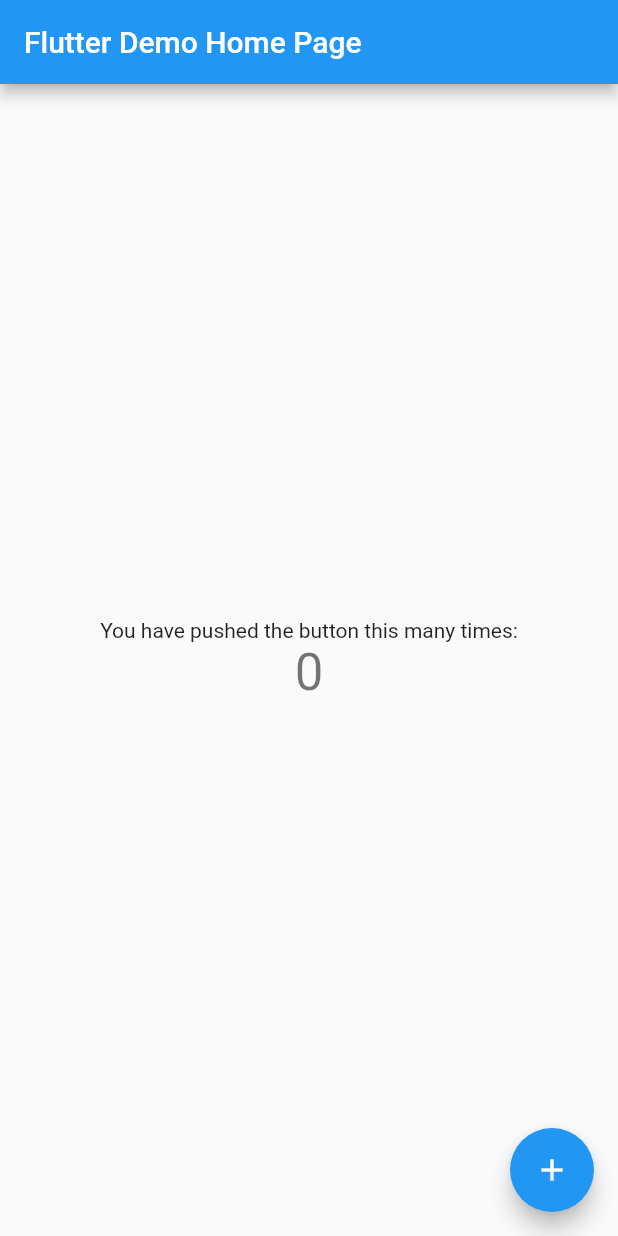
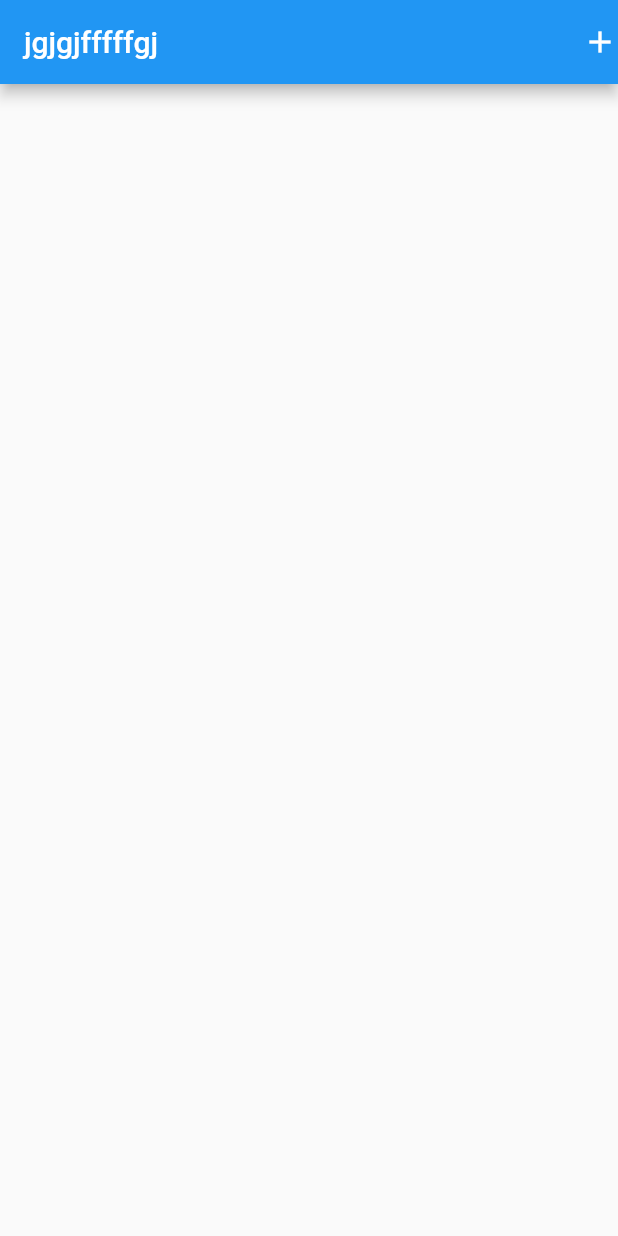
Before and after one commit to FranckObite/gitTest, a Flutter app: the screen it shows after launch, on a phone screen of 412 x 824 dp. Run offline on Flutter 3.47's test engine with Material 2 defaults, Android fonts, the phone set to English and light mode, and no system bars.

Commit message:
le 2 commit

```diff
--- /dev/null
+++ b/lib/fichierTestModif.dart
@@ -0,0 +1,19 @@
+import 'package:flutter/material.dart';
+
+class MyWidget extends StatefulWidget {
+  const MyWidget({super.key});
+
+  @override
+  State<MyWidget> createState() => _MyWidgetState();
+}
+
+class _MyWidgetState extends State<MyWidget> {
+  @override
+  Widget build(BuildContext context) {
+    return MaterialApp(
+      home: Scaffold(
+        appBar: AppBar(title: Text("jgjgjfffffgj"), actions: [Icon(Icons.add)]),
+      ),
+    );
+  }
+}
--- a/lib/main.dart
+++ b/lib/main.dart
@@ -1,4 +1,6 @@
 import 'package:flutter/material.dart';
+
+import 'fichierTestModif.dart';
 
 void main() {
   runApp(const MyApp());
@@ -24,7 +26,7 @@ class MyApp extends StatelessWidget {
         // is not restarted.
         primarySwatch: Colors.blue,
       ),
-      home: const MyHomePage(title: 'Flutter Demo Home Page'),
+      home: MyWidget(),
     );
   }
 }
```
